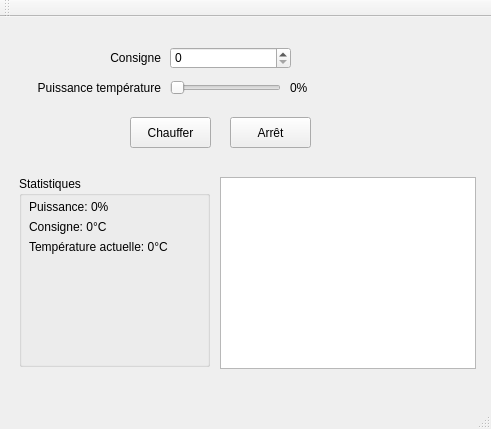
Old version of the form Four/Four.ui in the repository Tellier-Neo/Pilotage_four.
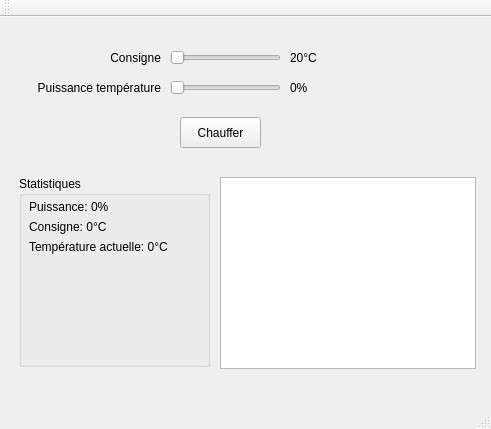
New version of the form.

Diff of the .ui file:
```diff
--- a/Four/Four.ui
+++ b/Four/Four.ui
@@ -62,7 +62,7 @@
    <widget class="QPushButton" name="pushButton">
     <property name="geometry">
      <rect>
-      <x>130</x>
+      <x>180</x>
       <y>100</y>
       <width>81</width>
       <height>31</height>
@@ -88,16 +88,6 @@
      <set>Qt::AlignRight|Qt::AlignTrailing|Qt::AlignVCenter</set>
     </property>
    </widget>
-   <widget class="QSpinBox" name="consigneLine">
-    <property name="geometry">
-     <rect>
-      <x>170</x>
-      <y>30</y>
-      <width>121</width>
-      <height>22</height>
-     </rect>
-    </property>
-   </widget>
    <widget class="QGroupBox" name="statsBox">
     <property name="geometry">
      <rect>
@@ -160,17 +150,36 @@
      </rect>
     </property>
    </widget>
-   <widget class="QPushButton" name="pushButton_2">
+   <widget class="QSlider" name="consigneSlider">
     <property name="geometry">
      <rect>
-      <x>230</x>
-      <y>100</y>
-      <width>81</width>
-      <height>31</height>
+      <x>170</x>
+      <y>30</y>
+      <width>111</width>
+      <height>22</height>
+     </rect>
+    </property>
+    <property name="minimum">
+     <number>20</number>
+    </property>
+    <property name="maximum">
+     <number>65</number>
+    </property>
+    <property name="orientation">
+     <enum>Qt::Horizontal</enum>
+    </property>
+   </widget>
+   <widget class="QLabel" name="consigneValue">
+    <property name="geometry">
+     <rect>
+      <x>290</x>
+      <y>30</y>
+      <width>61</width>
+      <height>21</height>
      </rect>
     </property>
     <property name="text">
-     <string>Arrêt</string>
+     <string>20°C</string>
     </property>
    </widget>
   </widget>
```
Left out of the diff: 26 changed lines with no effect on the pictures.
